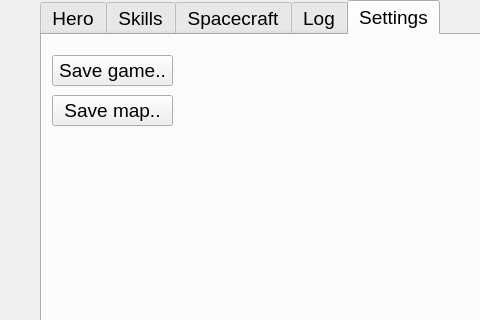
The window that SpaceRogue/gui/Mainwindow.ui (Defolters/SpaceRogue) describes before a commit, drawn with Qt 5; both pictures show x 720 to 1200 and y 0 to 320 of the 1200 by 620 pixel window.
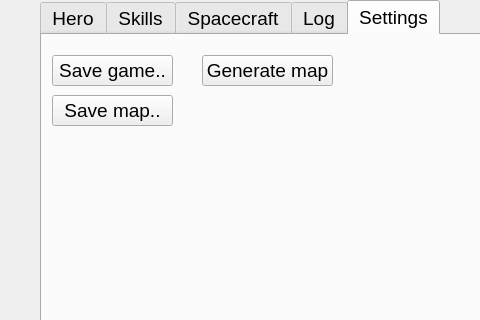
The same window after the commit. The open tabs and pages were chosen to show the change. Custom widgets are drawn as their Qt base class.

```diff
--- a/SpaceRogue/gui/Mainwindow.ui
+++ b/SpaceRogue/gui/Mainwindow.ui
@@ -120,6 +120,19 @@
        <string>Save map..</string>
       </property>
      </widget>
+     <widget class="QPushButton" name="generateLevel">
+      <property name="geometry">
+       <rect>
+        <x>160</x>
+        <y>20</y>
+        <width>131</width>
+        <height>31</height>
+       </rect>
+      </property>
+      <property name="text">
+       <string>Generate map</string>
+      </property>
+     </widget>
     </widget>
    </widget>
    <widget class="SFMLCanvas" name="widget" native="true">
```
Left out of the diff: 2 changed lines with no effect on the pictures.
